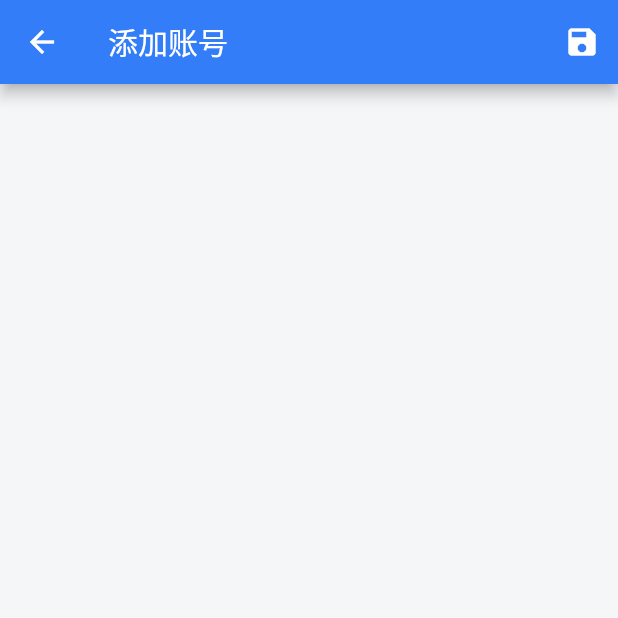
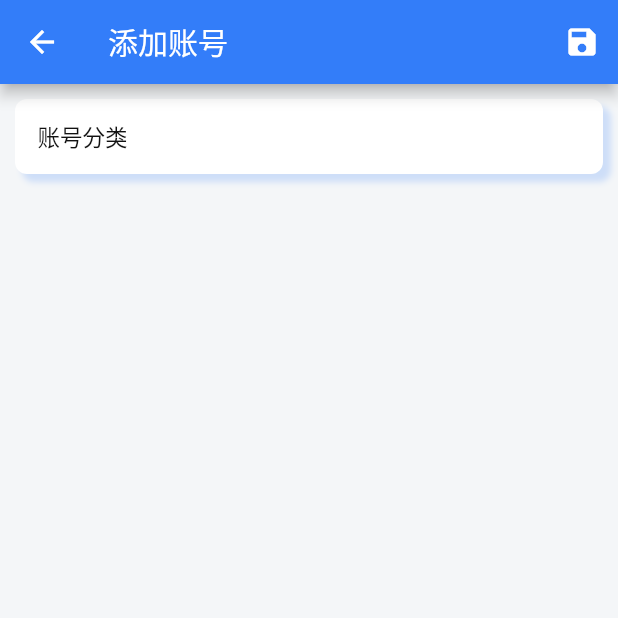
Before and after one commit to vvkeep/flutter-remember, a Flutter app: the HomeItemDetailPage screen opened by its route, on a phone screen of 412 x 824 dp, the top half of it. Run offline on Flutter 3.47's test engine with Material 2 defaults, Android fonts, the phone set to English and light mode, and no system bars; our stand-ins replace fluttertoast, get; missing offline and left inert: dart:ffi.

Commit message:
doing detail page

```diff
--- a/lib/config/style.dart
+++ b/lib/config/style.dart
@@ -8,7 +8,6 @@ class RMColors {
   static const Color lightTextColor = Color(0xFFBBBBBB);
 
   static const Color mainBackgroundColor = Color(0xFFF4F6F8);
-  static const Color itemBackgroundColor = Color(0xFFFFFFFF);
 }
 
 ///文本样式
--- a/lib/page/home_item_detail_page.dart
+++ b/lib/page/home_item_detail_page.dart
@@ -1,3 +1,5 @@
+import 'dart:ffi';
+
 import 'package:flutter/material.dart';
 import 'package:remember/config/style.dart';
 import 'package:remember/mock/mock.dart';
@@ -25,9 +27,32 @@ class _HomeItemDetailPageState extends State<HomeItemDetailPage> {
           )
         ],
       ),
-      body: Container(
-        margin: EdgeInsets.only(top: 10),
-        child: null,
+      body: SingleChildScrollView(
+        child: Padding(
+          padding: EdgeInsets.only(top: 10, left: 10, right: 10),
+          child: Container(
+            padding: EdgeInsets.symmetric(horizontal: 15),
+            width: double.infinity,
+            height: 50,
+            decoration: BoxDecoration(
+              color: RMColors.white,
+              borderRadius: BorderRadius.circular(8),
+              boxShadow: [
+                BoxShadow(
+                  color: RMColors.primaryColor.withOpacity(0.2),
+                  offset: Offset(5.0, 5.0),
+                  blurRadius: 3.0,
+                )
+              ],
+            ),
+            child: Row(
+              children: [
+                Text('账号分类', style: RMConstant.normalTextDark),
+                Spacer()
+              ],
+            ),
+          ),
+        ),
       ),
     );
   }
--- a/lib/page/widget/home_category_item_widget.dart
+++ b/lib/page/widget/home_category_item_widget.dart
@@ -13,7 +13,7 @@ class HomeCategoryItemWidget extends StatelessWidget {
     return Container(
       margin: EdgeInsets.symmetric(horizontal: 5, vertical: 5),
       decoration: BoxDecoration(
-        color: RMColors.itemBackgroundColor,
+        color: RMColors.white,
         borderRadius: BorderRadius.circular(8),
         boxShadow: [
           BoxShadow(
```
